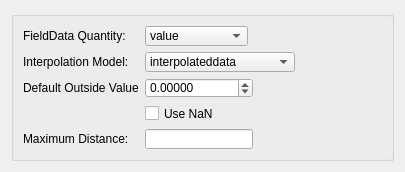
The window that src/Interface/Modules/Fields/MapFieldDataOntoNodes.ui (SCIInstitute/SCIRun) describes before a commit, drawn with Qt 5.
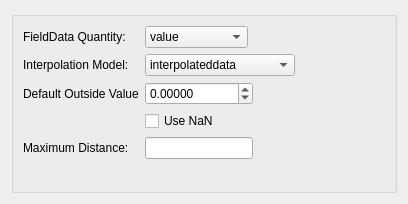
The same window after the commit.

Commit message: added widget and code for elems

What changed in the file:
```diff
--- a/src/Interface/Modules/Fields/MapFieldDataOntoNodes.ui
+++ b/src/Interface/Modules/Fields/MapFieldDataOntoNodes.ui
@@ -6,8 +6,8 @@
    <rect>
     <x>0</x>
     <y>0</y>
-    <width>405</width>
-    <height>172</height>
+    <width>408</width>
+    <height>204</height>
    </rect>
   </property>
   <property name="sizePolicy">
@@ -127,7 +127,7 @@
       <item row="5" column="1">
        <widget class="QLineEdit" name="maximumDistanceLineEdit_"/>
       </item>
-      <item row="4" column="1">
+      <item row="3" column="1">
        <widget class="QCheckBox" name="useNanForUnassignedValuesCheckBox_">
         <property name="text">
          <string>Use NaN</string>
```
Left out of the diff: 1 changed line with no effect on the pictures. The commit also changes 2 other files.
